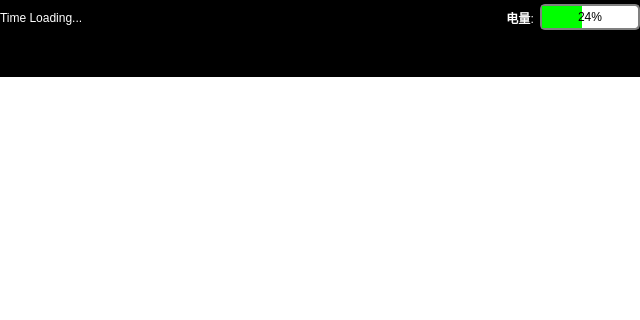
Above: singlephotoviewerwindow.ui from a2824256/EVA-Qt-Beta before the change; both pictures show x 0 to 640 and y 0 to 320 of the 640 by 480 pixel window. Below: the same form after it.
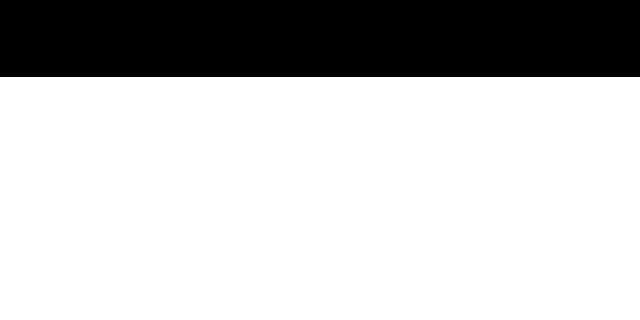
That is the form after the change.

Patch:
```diff
--- a/singlephotoviewerwindow.ui
+++ b/singlephotoviewerwindow.ui
@@ -39,28 +39,6 @@
      <string notr="true">background-color:black</string>
     </property>
     <layout class="QHBoxLayout" name="horizontalLayout">
-     <item>
-      <widget class="QLabel" name="datetime">
-       <property name="minimumSize">
-        <size>
-         <width>200</width>
-         <height>0</height>
-        </size>
-       </property>
-       <property name="maximumSize">
-        <size>
-         <width>200</width>
-         <height>16777215</height>
-        </size>
-       </property>
-       <property name="styleSheet">
-        <string notr="true">color:white</string>
-       </property>
-       <property name="text">
-        <string>Time Loading...</string>
-       </property>
-      </widget>
-     </item>
      <item>
       <widget class="QLabel" name="tips">
        <property name="minimumSize">
@@ -80,53 +58,6 @@
        </property>
       </widget>
      </item>
-     <item>
-      <widget class="QLabel" name="battery">
-       <property name="minimumSize">
-        <size>
-         <width>40</width>
-         <height>0</height>
-        </size>
-       </property>
-       <property name="maximumSize">
-        <size>
-         <width>40</width>
-         <height>16777215</height>
-        </size>
-       </property>
-       <property name="styleSheet">
-        <string notr="true">color:white</string>
-       </property>
-       <property name="text">
-        <string>电量:</string>
-       </property>
-       <property name="alignment">
-        <set>Qt::AlignRight|Qt::AlignTrailing|Qt::AlignVCenter</set>
-       </property>
-      </widget>
-     </item>
-     <item>
-      <widget class="QProgressBar" name="progressBar">
-       <property name="minimumSize">
-        <size>
-         <width>100</width>
-         <height>0</height>
-        </size>
-       </property>
-       <property name="maximumSize">
-        <size>
-         <width>100</width>
-         <height>16777215</height>
-        </size>
-       </property>
-       <property name="styleSheet">
-        <string notr="true">QProgressBar {   color:black;border: 2px solid grey;   border-radius: 5px;   background-color: #FFFFFF;}QProgressBar::chunk {   background-color: #00FF00;   width: 20px;}QProgressBar {   border: 2px solid grey;   border-radius: 5px;   text-align: center;}</string>
-       </property>
-       <property name="value">
-        <number>24</number>
-       </property>
-      </widget>
-     </item>
     </layout>
    </widget>
    <widget class="QWidget" name="hor_2" native="true">
```
